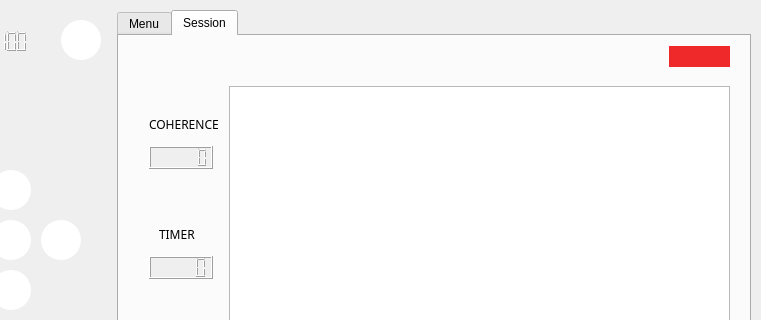
Before: the Qt Designer form ui/mainwindow.ui in sayyidahakindele/team40, drawn with Qt 5; both pictures show x 89 to 850 and y 0 to 320 of the 850 by 508 pixel window.
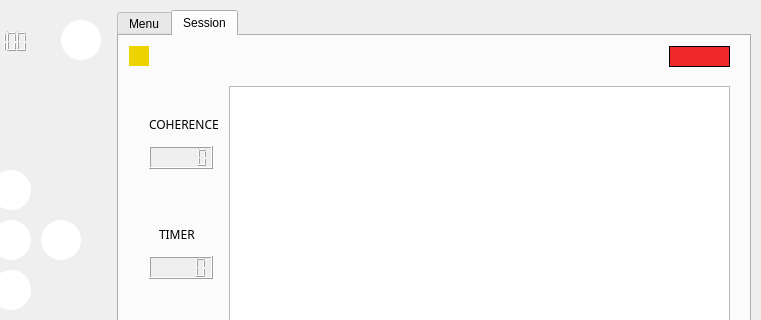
After: the same form once the commit is applied. The open tabs and pages were chosen to show the change. Icons and pictures are not drawn.

```diff
--- a/ui/mainwindow.ui
+++ b/ui/mainwindow.ui
@@ -1055,6 +1055,9 @@
           <property name="autoFillBackground">
            <bool>true</bool>
           </property>
+          <property name="frameShape">
+           <enum>QFrame::Box</enum>
+          </property>
           <property name="text">
            <string/>
           </property>
@@ -1230,6 +1233,25 @@
            <string/>
           </property>
          </widget>
+         <widget class="QLabel" name="running">
+          <property name="geometry">
+           <rect>
+            <x>10</x>
+            <y>10</y>
+            <width>20</width>
+            <height>20</height>
+           </rect>
+          </property>
+          <property name="autoFillBackground">
+           <bool>false</bool>
+          </property>
+          <property name="styleSheet">
+           <string notr="true">background-color: rgb(237, 212, 0)</string>
+          </property>
+          <property name="text">
+           <string/>
+          </property>
+         </widget>
         </widget>
        </widget>
       </item>
```
Left out of the diff: 2 changed lines with no effect on the pictures.
